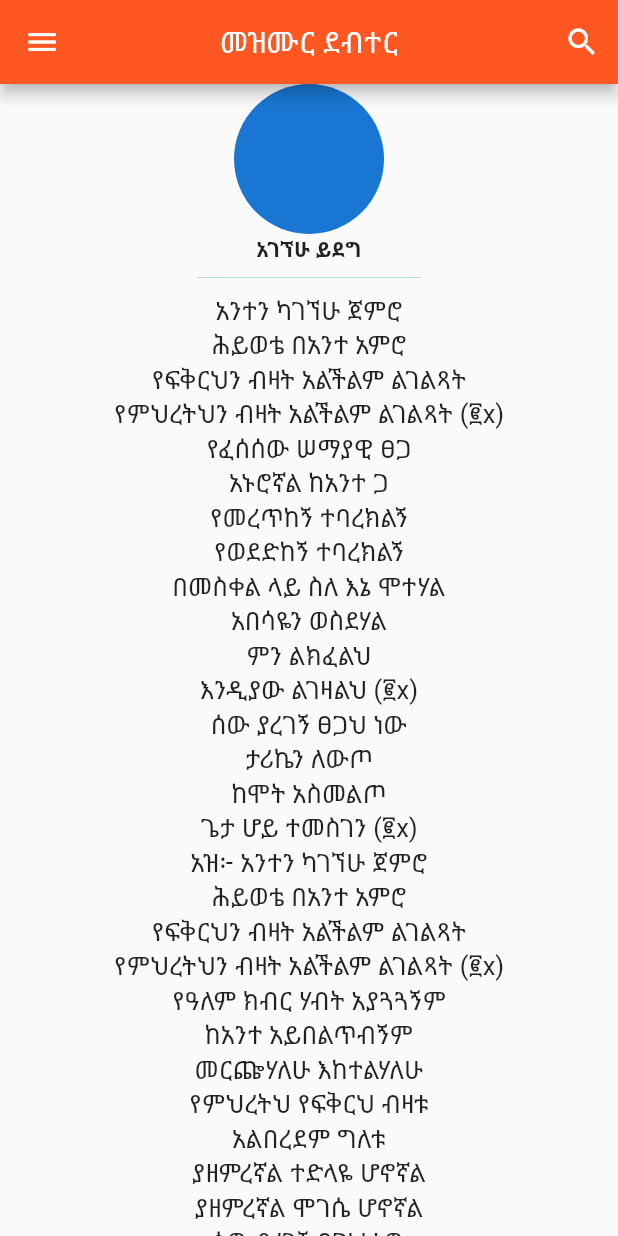
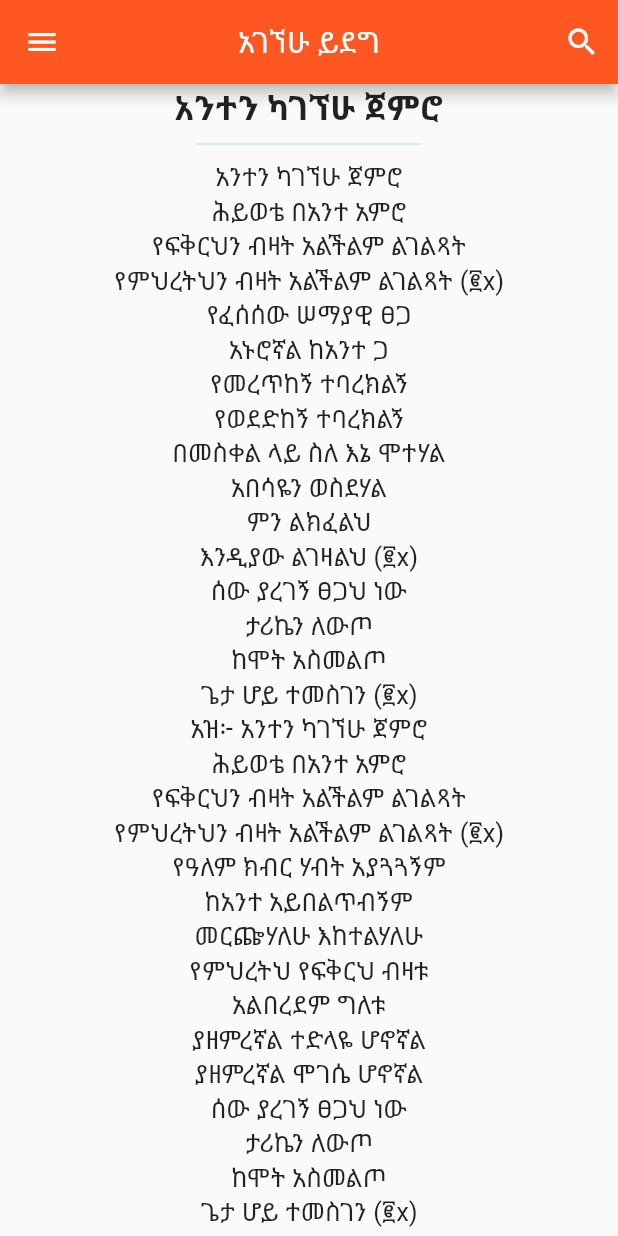
Before and after one commit to kiyaTolcha/songbook, a Flutter app: the screen it shows after launch, on a phone screen of 412 x 824 dp. Run offline on Flutter 3.47's test engine with Material 2 defaults, Android fonts, the phone set to English and light mode, and no system bars.

Commit message:
lyrics page is updated and theme data might be changed a bit

```diff
--- a/lib/Albums.dart
+++ b/lib/Albums.dart
@@ -7,7 +7,7 @@ class Albums extends MaterialPageRoute<String> {
       appBar: AppBar(
         title: Text('አልበም'),
         centerTitle: true,
-        backgroundColor: Colors.deepOrange,
+          backgroundColor: Theme.of(context).canvasColor,
           actions: <Widget>[
             IconButton(
               icon: Icon(Icons.search),
--- a/lib/All.dart
+++ b/lib/All.dart
@@ -8,7 +8,7 @@ class All extends MaterialPageRoute<String> {
             appBar: AppBar(
               title: Text('ሁሉም'),
               centerTitle: true,
-              backgroundColor: Colors.deepOrange,
+              backgroundColor: Theme.of(context).canvasColor,
               actions: <Widget>[
                 IconButton(
                   icon: Icon(Icons.search),
--- a/lib/ArtistList.dart
+++ b/lib/ArtistList.dart
@@ -10,7 +10,7 @@ class ArtistList extends MaterialPageRoute<String> {
       appBar: AppBar(
           title: Text('ዘማሪ'),
           centerTitle: true,
-          backgroundColor: Colors.deepOrange,
+          backgroundColor: Theme.of(context).canvasColor,
           actions: <Widget>[
             IconButton(
               icon: Icon(Icons.search),
--- a/lib/Favorites.dart
+++ b/lib/Favorites.dart
@@ -3,10 +3,12 @@ class Favorites extends MaterialPageRoute<String> {
   Favorites()
       : super(builder: (BuildContext context) {
     return Scaffold(
+
       appBar: AppBar(
+
         title: Text('የተወደዱ'),
         centerTitle: true,
-        backgroundColor: Colors.deepOrange,
+        backgroundColor: Theme.of(context).canvasColor,
       ),
       body: Container(
         child: ListView(
--- a/lib/Genres.dart
+++ b/lib/Genres.dart
@@ -8,7 +8,7 @@ class Genres extends MaterialPageRoute<String> {
             appBar: AppBar(
                 title: Text('አይነት'),
                 centerTitle: true,
-                backgroundColor: Colors.deepOrange,
+                backgroundColor: Theme.of(context).canvasColor,
                 actions: <Widget>[
                   IconButton(
                     icon: Icon(Icons.search),
--- a/lib/Search.dart
+++ b/lib/Search.dart
@@ -3,11 +3,12 @@ class Search extends MaterialPageRoute<String> {
   Search()
       : super(builder: (BuildContext context) {
     return Scaffold(
+
       appBar: AppBar(
+        backgroundColor: Theme.of(context).canvasColor,
         title: Text('ፈልግ'),
         centerTitle: true,
-        backgroundColor: Colors.deepOrange,
-      ),
+        ),
     );
   });
 }
--- a/lib/main.dart
+++ b/lib/main.dart
@@ -24,7 +24,7 @@ class MyApp extends StatelessWidget {
         // or simply save your changes to "hot reload" in a Flutter IDE).
         // Notice that the counter didn't reset back to zero; the application
         // is not restarted.
-        primarySwatch: Colors.blue,
+        primarySwatch: Colors.deepOrange,
       ),
       home: MyHomePage(title: 'መዝሙር ደብተር'),
     );
@@ -143,7 +143,7 @@ class _MyHomePageState extends State<MyHomePage> {
         // Here we take the value from the MyHomePage object that was created by
         // the App.build method, and use it to set our appbar title.
         backgroundColor: Colors.deepOrange,
-        title: Text("መዝሙር ደብተር"),
+        title: Text("አገኘሁ ይደግ"),
         centerTitle: true,
         actions: <Widget>[
           IconButton(
@@ -159,14 +159,12 @@ class _MyHomePageState extends State<MyHomePage> {
           child: Column(
             mainAxisAlignment: MainAxisAlignment.center,
             children: <Widget>[
-              CircleAvatar(
-                radius: 50.0,
-                //backgroundImage:AssetImage('image/img.jpg'),
-              ),
+
               Text(
-                'አገኘሁ ይደግ',
+                'አንተን ካገኘሁ ጀምሮ',
                 style: TextStyle(
                   fontWeight: FontWeight.bold,
+                  fontSize: 22.0
                 ),
               ),
               SizedBox(
```
Also changed, not shown: lib/Album.dart (+12 -16 lines), lib/Artist.dart (+18 -2 lines).
